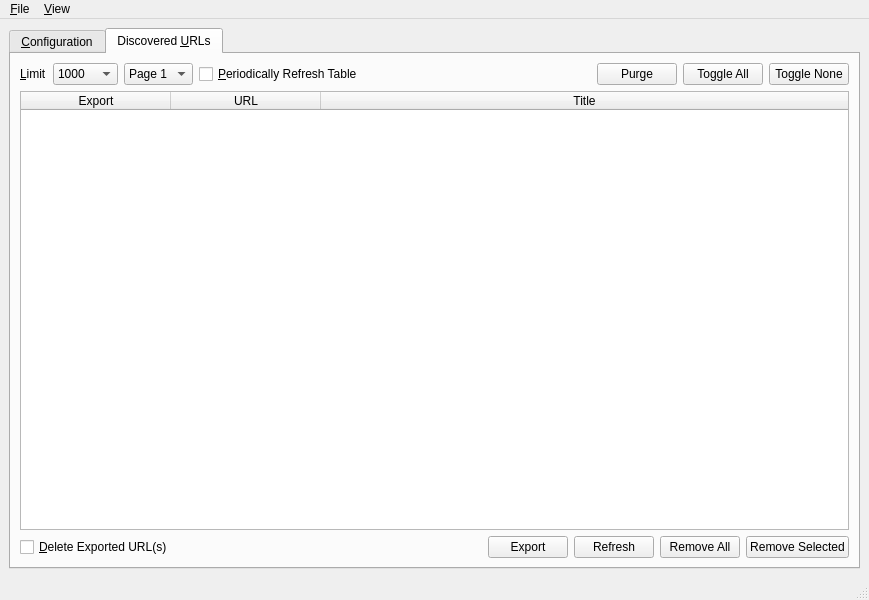
The window that UI/pandemonium.ui (nurfalie/pandamonium) describes before a commit, drawn with Qt 5.
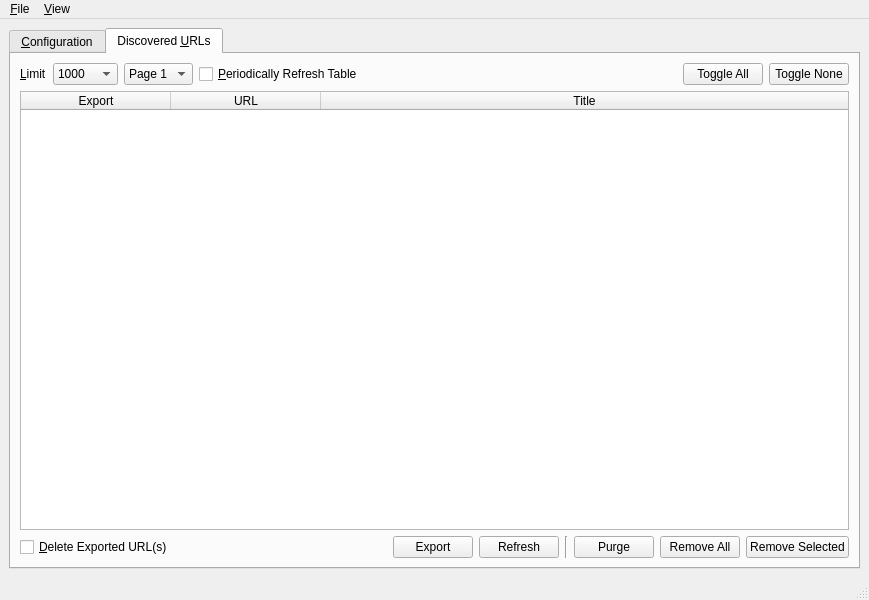
The same window after the commit. The open tabs and pages were chosen to show the change. Icons and pictures are not drawn.

```diff
--- a/UI/pandemonium.ui
+++ b/UI/pandemonium.ui
@@ -523,20 +523,6 @@
             </property>
            </spacer>
           </item>
-          <item>
-           <widget class="QPushButton" name="purge_unvisited_visited_urls">
-            <property name="toolTip">
-             <string>&lt;html&gt;&lt;head/&gt;&lt;body&gt;&lt;p&gt;Remove pandemonium_visited_urls.db. The parsed URLs will not be removed.&lt;/p&gt;&lt;/body&gt;&lt;/html&gt;</string>
-            </property>
-            <property name="text">
-             <string>Purge</string>
-            </property>
-            <property name="icon">
-             <iconset resource="../Icons/icons.qrc">
-              <normaloff>:/nuvola/trashcan_empty.png</normaloff>:/nuvola/trashcan_empty.png</iconset>
-            </property>
-           </widget>
-          </item>
           <item>
            <widget class="QPushButton" name="toggle_all">
             <property name="toolTip">
@@ -640,6 +626,27 @@
             </property>
            </widget>
           </item>
+          <item>
+           <widget class="Line" name="line">
+            <property name="orientation">
+             <enum>Qt::Vertical</enum>
+            </property>
+           </widget>
+          </item>
+          <item>
+           <widget class="QPushButton" name="purge_unvisited_visited_urls">
+            <property name="toolTip">
+             <string>&lt;html&gt;&lt;head/&gt;&lt;body&gt;&lt;p&gt;Remove pandemonium_visited_urls.db. The parsed URLs will not be removed.&lt;/p&gt;&lt;/body&gt;&lt;/html&gt;</string>
+            </property>
+            <property name="text">
+             <string>Purge</string>
+            </property>
+            <property name="icon">
+             <iconset resource="../Icons/icons.qrc">
+              <normaloff>:/nuvola/trashcan_empty.png</normaloff>:/nuvola/trashcan_empty.png</iconset>
+            </property>
+           </widget>
+          </item>
           <item>
            <widget class="QPushButton" name="remove_all_parsed_urls">
             <property name="text">
```
Left out of the diff: 5 changed lines with no effect on the pictures.
